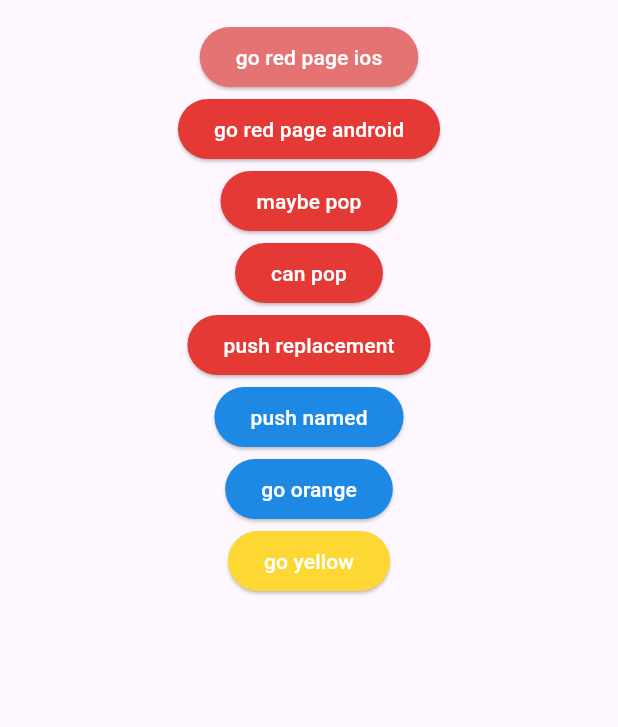
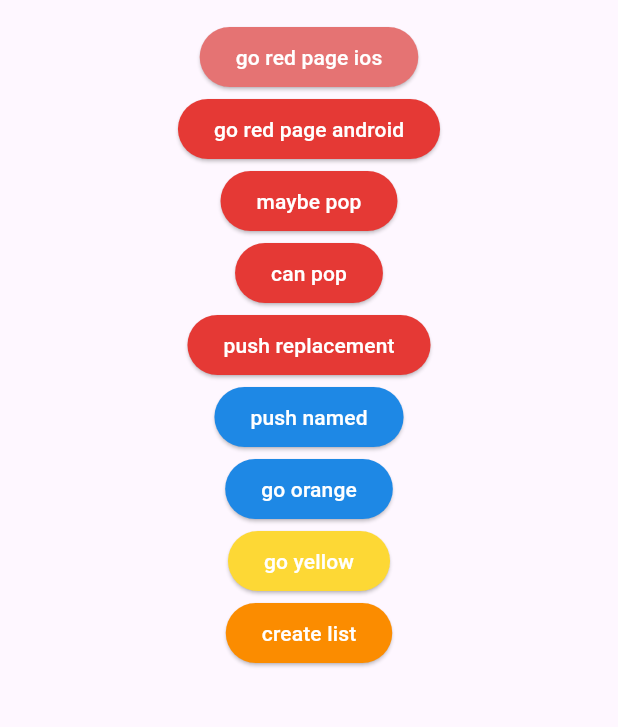
Before and after one commit to Soucius/flutter_bootcamp, a Flutter app: the screen it shows after launch, on a phone screen of 412 x 824 dp, the part 63-790 px from its top. Run offline on Flutter 3.47's test engine with Material 3 defaults, Android fonts, the phone set to English and light mode, and no system bars; our stand-ins replace flutter_easyloading.

Commit message:
send datas with ModalRoute but it doesn't work in new flutter

```diff
--- a/flutter_navigations/lib/main.dart
+++ b/flutter_navigations/lib/main.dart
@@ -146,6 +146,20 @@ class HomePage extends StatelessWidget {
                 style: TextStyle(color: Colors.white),
               ),
             ),
+            ElevatedButton(
+              onPressed: () {
+                Navigator.of(context).pushNamed(
+                  "/studentList",
+                  arguments: 60,
+                );
+              },
+              style: ElevatedButton.styleFrom(
+                  backgroundColor: Colors.orange.shade600),
+              child: Text(
+                "create list",
+                style: TextStyle(color: Colors.white),
+              ),
+            ),
           ],
         ),
       ),
```
Also changed, not shown: flutter_navigations/lib/route_generator.dart (+10 -4 lines), flutter_navigations/lib/student_list.dart (added, +26 -0 lines).
